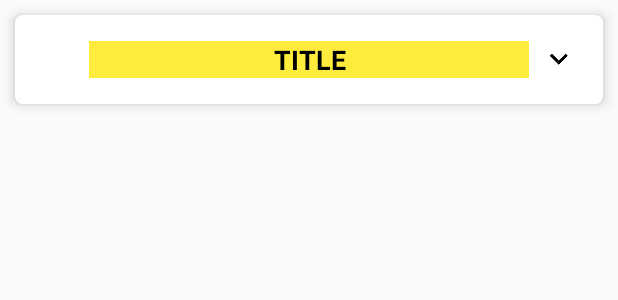
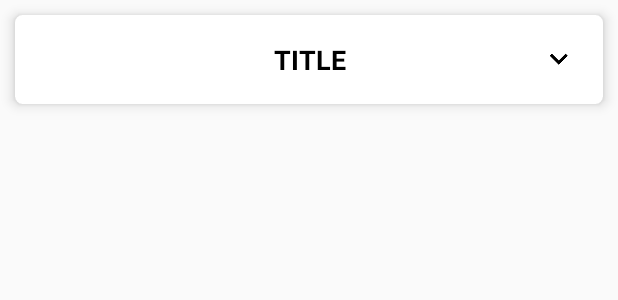
Before and after one commit to RDDSampath/MAD-AlfaDroid-project, an Android app: the layout listview_notes_adapter.xml on its own in the app's theme, with its tools: preview values and no code run, on a phone screen of 412 x 824 dp. Shown: the top 300 px of the screen. Run offline under Robolectric (Android 15) with nearby library versions, the phone set to English and light mode, and no system bars; Roboto replaces fonts that are not available here.

Commit message:
6th commit

```diff
--- a/app/src/main/res/layout/listview_notes_adapter.xml
+++ b/app/src/main/res/layout/listview_notes_adapter.xml
@@ -33,7 +33,7 @@
             android:layout_marginTop="2dp"
             android:layout_marginEnd="8dp"
             android:layout_marginBottom="2dp"
-            android:background="#FFEB3B"
+            android:background="#00FFFFFF"
             android:text="@string/title"
             android:textAlignment="center"
             android:textAllCaps="true"
```
